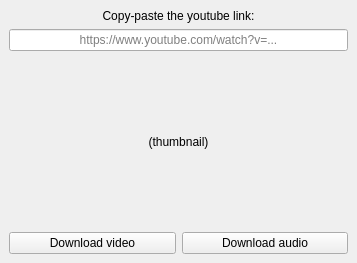
sentenzo/tubic, file src/qt/ui/main_window.ui: the form before one commit.
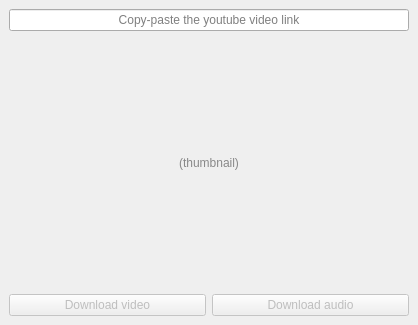
The form after the commit.

The edit to the form file:
```diff
--- a/src/qt/ui/main_window.ui
+++ b/src/qt/ui/main_window.ui
@@ -5,12 +5,15 @@
   <property name="windowModality">
    <enum>Qt::NonModal</enum>
   </property>
+  <property name="enabled">
+   <bool>true</bool>
+  </property>
   <property name="geometry">
    <rect>
     <x>0</x>
     <y>0</y>
-    <width>357</width>
-    <height>263</height>
+    <width>418</width>
+    <height>325</height>
    </rect>
   </property>
   <property name="sizePolicy">
@@ -39,10 +42,13 @@
   </property>
   <widget class="QWidget" name="centralwidget">
    <layout class="QGridLayout" name="gridLayout">
-    <item row="3" column="0">
+    <item row="2" column="0">
      <layout class="QHBoxLayout" name="horizontalLayout">
       <item>
        <widget class="QPushButton" name="pb_download_video">
+        <property name="enabled">
+         <bool>false</bool>
+        </property>
         <property name="cursor">
          <cursorShape>PointingHandCursor</cursorShape>
         </property>
@@ -53,6 +59,9 @@
       </item>
       <item>
        <widget class="QPushButton" name="pb_download_audio">
+        <property name="enabled">
+         <bool>false</bool>
+        </property>
         <property name="cursor">
          <cursorShape>PointingHandCursor</cursorShape>
         </property>
@@ -64,16 +73,6 @@
      </layout>
     </item>
     <item row="0" column="0">
-     <widget class="QLabel" name="label">
-      <property name="text">
-       <string>Copy-paste the youtube link:</string>
-      </property>
-      <property name="alignment">
-       <set>Qt::AlignCenter</set>
-      </property>
-     </widget>
-    </item>
-    <item row="1" column="0">
      <widget class="QLineEdit" name="le_youtube_link">
       <property name="focusPolicy">
        <enum>Qt::NoFocus</enum>
@@ -88,11 +87,11 @@
        <bool>false</bool>
       </property>
       <property name="placeholderText">
-       <string>https://www.youtube.com/watch?v=...</string>
+       <string>Copy-paste the youtube video link</string>
       </property>
      </widget>
     </item>
-    <item row="2" column="0">
+    <item row="1" column="0">
      <widget class="QLabel" name="l_thumbnail">
       <property name="sizePolicy">
        <sizepolicy hsizetype="Preferred" vsizetype="MinimumExpanding">
@@ -103,6 +102,9 @@
       <property name="autoFillBackground">
        <bool>false</bool>
       </property>
+      <property name="styleSheet">
+       <string notr="true">color: #888;</string>
+      </property>
       <property name="text">
        <string>(thumbnail)</string>
       </property>
```
Left out of the diff: 6 changed lines with no effect on the pictures.
